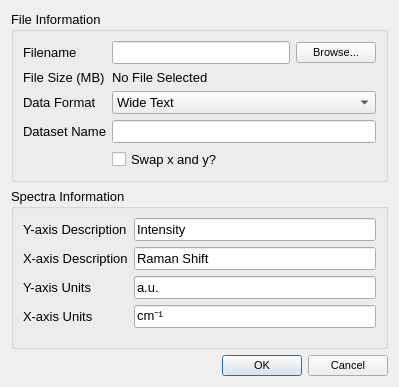
This is Vespucci/GUI/Processing/datasetimportdialog.ui in VespucciProject/Vespucci as Qt 5 draws it before an edit. The edited form follows.
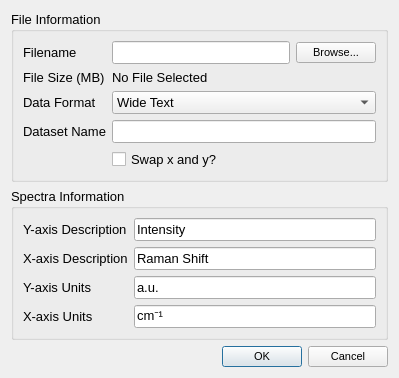
This is the edited form.

Commit message: DatasetImportDialog can handle old Vespucci datasets. Seeing has we're not widely used, this may not be that useful a feature outside the Sizemore group, and its implemented in an ugly way.

Patch:
```diff
--- a/Vespucci/GUI/Processing/datasetimportdialog.ui
+++ b/Vespucci/GUI/Processing/datasetimportdialog.ui
@@ -7,7 +7,7 @@
     <x>0</x>
     <y>0</y>
     <width>399</width>
-    <height>387</height>
+    <height>372</height>
    </rect>
   </property>
   <property name="font">
```
Left out of the diff: 4 changed lines with no effect on the pictures. The commit also changes 1 other file.
